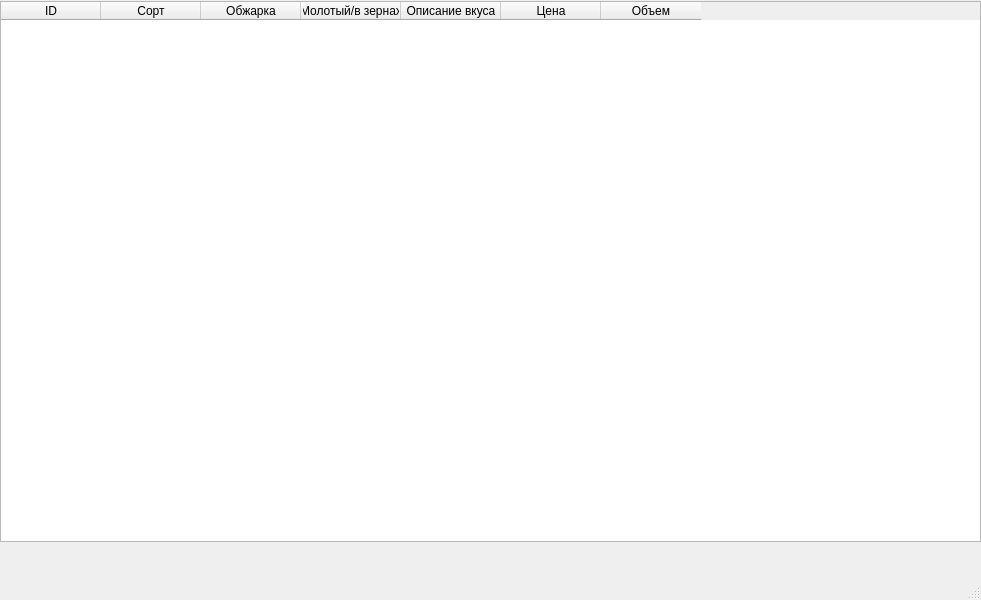
kblc9l/pythonProject3, file design.ui: the form before one commit.
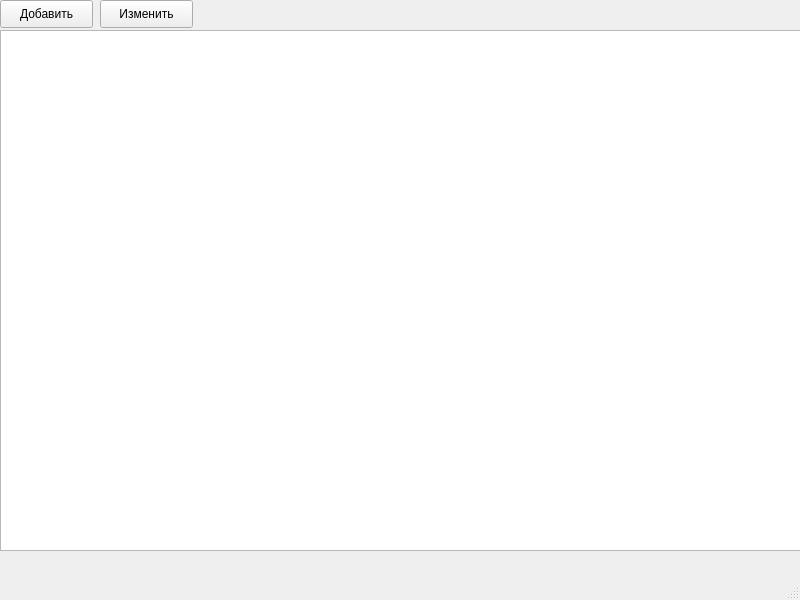
The form after the commit.

Diff of the .ui file:
```diff
--- a/design.ui
+++ b/design.ui
@@ -6,7 +6,7 @@
    <rect>
     <x>0</x>
     <y>0</y>
-    <width>981</width>
+    <width>800</width>
     <height>600</height>
    </rect>
   </property>
@@ -18,46 +18,37 @@
     <property name="geometry">
      <rect>
       <x>0</x>
-      <y>1</y>
-      <width>981</width>
-      <height>541</height>
+      <y>30</y>
+      <width>801</width>
+      <height>521</height>
      </rect>
     </property>
-    <column>
-     <property name="text">
-      <string>ID</string>
-     </property>
-    </column>
-    <column>
-     <property name="text">
-      <string>Сорт</string>
-     </property>
-    </column>
-    <column>
-     <property name="text">
-      <string>Обжарка</string>
-     </property>
-    </column>
-    <column>
-     <property name="text">
-      <string>Молотый/в зернах</string>
-     </property>
-    </column>
-    <column>
-     <property name="text">
-      <string>Описание вкуса</string>
-     </property>
-    </column>
-    <column>
-     <property name="text">
-      <string>Цена</string>
-     </property>
-    </column>
-    <column>
-     <property name="text">
-      <string>Объем</string>
-     </property>
-    </column>
+   </widget>
+   <widget class="QPushButton" name="pushButton">
+    <property name="geometry">
+     <rect>
+      <x>0</x>
+      <y>0</y>
+      <width>93</width>
+      <height>28</height>
+     </rect>
+    </property>
+    <property name="text">
+     <string>Добавить</string>
+    </property>
+   </widget>
+   <widget class="QPushButton" name="pushButton_2">
+    <property name="geometry">
+     <rect>
+      <x>100</x>
+      <y>0</y>
+      <width>93</width>
+      <height>28</height>
+     </rect>
+    </property>
+    <property name="text">
+     <string>Изменить</string>
+    </property>
    </widget>
   </widget>
   <widget class="QMenuBar" name="menubar">
```
Left out of the diff: 2 changed lines with no effect on the pictures.
